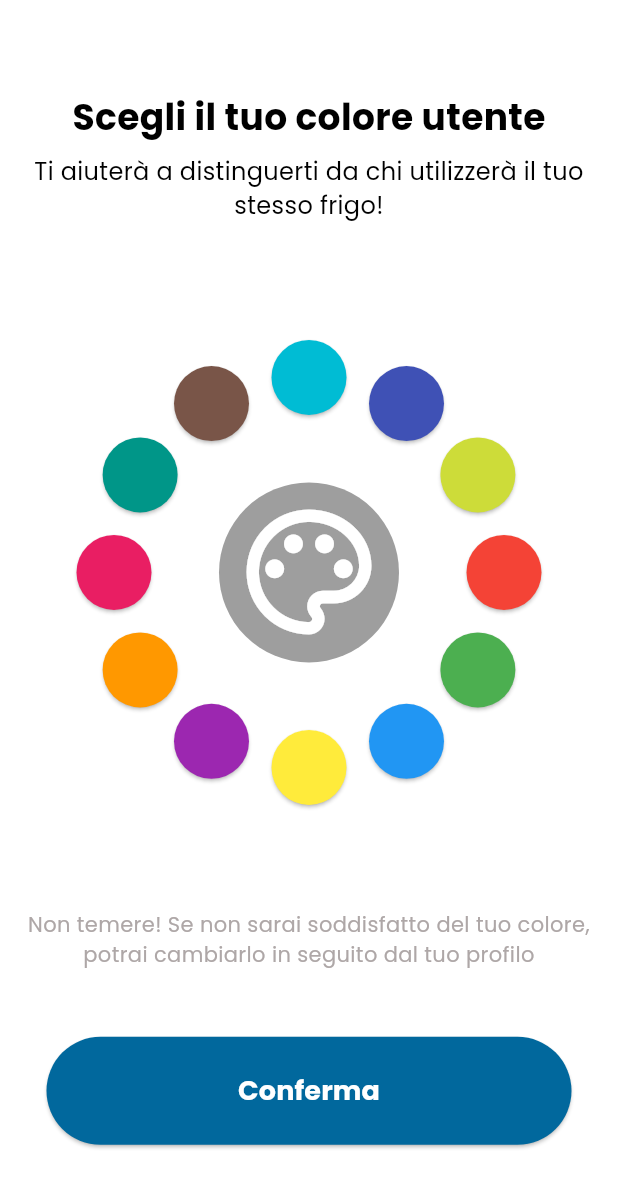
After one commit to Twdrfll/food_storage_ceo, a Flutter app: the FirstColorPicker screen opened by its route, on a phone screen of 412 x 824 dp. The commit adds this screen. Shown: the top 1188 px of the screen. Run offline on Flutter 3.47's test engine with Material 3 defaults, Android fonts, the phone set to English and light mode, and no system bars; our stand-ins replace flutter_colorpicker, google_fonts, shared_preferences, socket_io_client, table_calendar; missing offline and left inert: dart_mysql, fast_barcode_scanner; accounts and stored records are empty; network calls fail.

Commit message:
Exam Candidate 2
Risolti bug minori. Aggiunta schermata di selezione colore alla registrazione. Cambio nome dell'app e inserimento icona ufficiale.

```diff
--- a/lib/main.dart
+++ b/lib/main.dart
@@ -8,6 +8,7 @@ import 'screen/color_picker.dart';
 import 'screen/sort.dart';
 import 'fridge_state.dart';
 import 'screen/add_element.dart';
+import 'screen/first_color_picker.dart';
 import 'screen/scan_barcode.dart';
 import 'screen/dictionary_list.dart';
 import './fridge_event.dart';
@@ -44,6 +45,7 @@ class MyApp extends StatelessWidget {
             routes: {
               '/home': (context) => Home(),
               '/login': (context) => LoginAndSignup(),
+              '/first_color_picker': (context) => FirstColorPicker(),
               '/add_element': (context) => AddElement(),
               '/scan_barcode': (context) => ScanBarcode(),
             },
--- a/lib/screen/app_settings.dart
+++ b/lib/screen/app_settings.dart
@@ -103,7 +103,7 @@ class Settings extends StatelessWidget {
       FridgeChangeWidgetContainer( showErrorFridge: (BuildContext context) {
         ScaffoldMessenger.of(context).showSnackBar(
           SnackBar(
-            content: Text('Errore durante il cambio di dispensa'),
+            content: Text('Errore durante il cambio di frigo'),
             duration: const Duration(seconds: 2),
             backgroundColor: Theme.of(context).colorScheme.error,
             behavior: SnackBarBehavior.floating,
@@ -230,7 +230,7 @@ class _FridgeChangeWidgetState extends State<FridgeChangeWidget> {
       crossAxisAlignment: CrossAxisAlignment.center,
       children: [
         Text(
-            "La tua attuale dispensa è: " + local_fridge.user.fridgeID,
+            "Il tuo attuale frigo è: " + local_fridge.user.fridgeID,
         ),
         Padding(
           padding: const EdgeInsets.only(top: 8.0),
@@ -314,7 +314,7 @@ class _FridgeChangeWidgetState extends State<FridgeChangeWidget> {
                   ),
                 ),
                 child: Text(
-                    "Cambia dispensa",
+                    "Cambia frigo",
                     style: TextStyle(
                       fontSize: theme.textTheme.labelLarge!.fontSize,
                       fontWeight: theme.textTheme.labelLarge!.fontWeight,
@@ -343,7 +343,7 @@ class FridgeChangeWidgetContainer extends StatelessWidget {
         borderRadius: BorderRadius.circular(10.0),
       ),
       title: Text(
-        'Dispensa',
+        'Frigo',
         style: TextStyle(
           fontSize: Theme.of(context).textTheme.titleMedium!.fontSize,
           fontWeight: Theme.of(context).textTheme.titleMedium!.fontWeight,
@@ -387,6 +387,12 @@ class _NotificationSettingsWidgetState extends State<NotificationSettingsWidget>
         ),
       ),
       children: [
+        Text("placeholder",
+        style: TextStyle(
+            fontSize: theme.textTheme.labelSmall!.fontSize,
+            fontWeight: theme.textTheme.labelSmall!.fontWeight,
+          ),
+        ),
         // tre radio buttons, uno per ogni opzione di notifica
         ListTile(
           title: const Text('Consenti'),
@@ -458,6 +464,12 @@ class _CameraSettingsWidgetState extends State<CameraSettingsWidget> {
         ),
       ),
       children: [
+        Text("placeholder",
+          style: TextStyle(
+            fontSize: theme.textTheme.labelSmall!.fontSize,
+            fontWeight: theme.textTheme.labelSmall!.fontWeight,
+          ),
+        ),
         // tre radio buttons, uno per ogni opzione di notifica
         ListTile(
           title: const Text('Consenti l\'uso'),
--- a/lib/screen/color_picker.dart
+++ b/lib/screen/color_picker.dart
@@ -2,7 +2,6 @@ import 'package:flutter/material.dart';
 import 'package:provider/provider.dart';
 import './app_settings.dart';
 import 'package:flutter_colorpicker/flutter_colorpicker.dart';
-import '../fridge_state.dart';
 import '../fridge_state.dart';
 
 class ColorPickerScreen extends StatelessWidget {
--- /dev/null
+++ b/lib/screen/first_color_picker.dart
@@ -0,0 +1,351 @@
+import 'package:flutter/material.dart';
+import 'dart:math';
+import '../fridge_state.dart';
+import 'home.dart';
+
+class FirstColorPicker extends StatefulWidget {
+  const FirstColorPicker({Key? key}) : super(key: key);
+
+  @override
+  _FirstColorPickerState createState() => _FirstColorPickerState();
+}
+
+class _FirstColorPickerState extends State<FirstColorPicker> {
+
+  Color userColor = Colors.grey;
+  bool userColorSelected = false;
+
+  hexToColor(String code) {
+    return Color(int.parse(code.substring(1, 7), radix: 16) + 0xFF000000);
+  }
+
+  colorToHex(Color color) {
+    String hexColor = '#';
+    return hexColor + color.value.toRadixString(16).substring(2, 8);
+  }
+
+  Future<void> setFirstUserColor() async {
+    await LocalFridge().user.updateUserColor(colorToHex(userColor));
+    Navigator.pushReplacementNamed(context, '/home').then((value) {
+      LocalFridge().setupFridge();
+    });
+  }
+
+  @override initState() {
+    super.initState();
+  }
+
+  @override
+  Widget build(BuildContext context) {
+    ThemeData theme = Theme.of(context);
+    return Scaffold(
+      backgroundColor: Colors.white,
+      body: Padding(
+        padding: const EdgeInsets.all(16.0),
+        child: Column(
+          mainAxisAlignment: MainAxisAlignment.spaceEvenly,
+          children: [
+            Column(
+              children: [
+                Padding(
+                  padding: const EdgeInsets.only(bottom: 8.0),
+                  child: Text(
+                    'Scegli il tuo colore utente',
+                    style: TextStyle(
+                      fontSize: theme.textTheme.titleLarge!.fontSize,
+                      fontWeight: theme.textTheme.titleLarge!.fontWeight,
+                    ),
+                  ),
+                ),
+                Padding(
+                  padding: const EdgeInsets.only(bottom: 8.0),
+                  child: Text(
+                    'Ti aiuterà a distinguerti da chi utilizzerà il tuo stesso frigo!',
+                    textAlign: TextAlign.center,
+                    style: TextStyle(
+                      fontSize: theme.textTheme.labelMedium!.fontSize,
+                      fontWeight: theme.textTheme.labelMedium!.fontWeight,
+                    ),
+                  ),
+                ),
+              ],
+            ),
+            CircularWidget(
+              radius: 130.0,
+              centerWidget: Container(
+                width: 120.0,
+                height: 120.0,
+                decoration: BoxDecoration(
+                  shape: BoxShape.circle,
+                  color: userColor,
+                ),
+                child: Icon(
+                  Icons.color_lens_outlined,
+                  size: 100.0,
+                  color: Colors.white,
+                ),
+              ),
+              children: <Widget>[
+                CircleColor(
+                    color: Colors.red,
+                    actualColor: userColor,
+                    onPressed: (color) {
+                      setState(() {
+                        userColor = color;
+                        userColorSelected = true;
+                      });
+                    },
+                ),
+                CircleColor(
+                    color: Colors.green,
+                    actualColor: userColor,
+                    onPressed: (color) {
+                      setState(() {
+                        userColor = color;
+                        userColorSelected = true;
+                      });
+                    },
+                ),
+                CircleColor(
+                    color: Colors.blue,
+                    actualColor: userColor,
+                    onPressed: (color) {
+                      setState(() {
+                        userColor = color;
+                        userColorSelected = true;
+                      });
+                    },
+                ),
+                CircleColor(
+                    color: Colors.yellow,
+                    actualColor: userColor,
+                    onPressed: (color) {
+                      setState(() {
+                        userColor = color;
+                        userColorSelected = true;
+                      });
+                    },
+                ),
+                CircleColor(
+                    color: Colors.purple,
+                    actualColor: userColor,
+                    onPressed: (color) {
+                      setState(() {
+                        userColor = color;
+                        userColorSelected = true;
+                      });
+                    },
+                ),
+                CircleColor(
+                    color: Colors.orange,
+                    actualColor: userColor,
+                    onPressed: (color) {
+                      setState(() {
+                        userColor = color;
+                        userColorSelected = true;
+                      });
+                    },
+                ),
+                CircleColor(
+                    color: Colors.pink,
+                    actualColor: userColor,
+                    onPressed: (color) {
+                      setState(() {
+                        userColor = color;
+                        userColorSelected = true;
+                      });
+                    },
+                ),
+                CircleColor(
+                    color: Colors.teal,
+                    actualColor: userColor,
+                    onPressed: (color) {
+                      setState(() {
+                        userColor = color;
+                        userColorSelected = true;
+                      });
+                    },
+                ),
+                CircleColor(
+                    color: Colors.brown,
+                    actualColor: userColor,
+                    onPressed: (color) {
+                      setState(() {
+                        userColor = color;
+                        userColorSelected = true;
+                      });
+                    },
+                ),
+                CircleColor(
+                    color: Colors.cyan,
+                    actualColor: userColor,
+                    onPressed: (color) {
+                      setState(() {
+                        userColor = color;
+                        userColorSelected = true;
+                      });
+                    },
+                ),
+                CircleColor(
+                    color: Colors.indigo,
+                    actualColor: userColor,
+                    onPressed: (color) {
+                      setState(() {
+                        userColor = color;
+                        userColorSelected = true;
+                      });
+                    },
+                ),
+                CircleColor(
+                    color: Colors.lime,
+                    actualColor: userColor,
+                    onPressed: (color) {
+                      setState(() {
+                        userColor = color;
+                        userColorSelected = true;
+                      });
+                    },
+                ),
+              ],
+            ),
+            Text(
+              'Non temere! Se non sarai soddisfatto del tuo colore, potrai cambiarlo in seguito dal tuo profilo',
+              textAlign: TextAlign.center,
+              style: TextStyle(
+                fontSize: theme.textTheme.labelSmall!.fontSize,
+                fontWeight: theme.textTheme.labelSmall!.fontWeight,
+                color: theme.colorScheme.secondary,
+              ),
+            ),
+            ElevatedButton(
+              onPressed: () async {
+                if (userColorSelected) {
+                  await setFirstUserColor();
+                } else {
+                  ScaffoldMessenger.of(context).showSnackBar(
+                    SnackBar(
+                      content: Text('Scegli un colore o resterai tristemente grigio!'),
+                      duration: Duration(seconds: 2),
+                      backgroundColor: theme.colorScheme.error,
+                    ),
+                  );
+                }
+              },
+              style: ElevatedButton.styleFrom(
+                backgroundColor: theme.colorScheme.primary,
+                minimumSize: Size(350.0, 72.0),
+                shape: RoundedRectangleBorder(
+                  borderRadius: BorderRadius.circular(36.0),
+                ),
+              ),
+              child: Text(
+                'Conferma',
+                style: TextStyle(
+                  color: Colors.white,
+                  fontSize: 18.0,
+                  fontWeight: FontWeight.bold,
+                ),
+              ),
+            ),
+          ],
+        ),
+      ),
+    );
+  }
+}
+
+class CircleColor extends StatelessWidget {
+  final Color color;
+  final Function(Color) onPressed;
+  final Color actualColor;
+
+  const CircleColor({Key? key, required this.color, required this.actualColor, required this.onPressed}) : super(key: key);
+
+  CircleBorder circleBorderShaper() {
+    print(actualColor == color);
+    if (actualColor == color) {
+      return const CircleBorder(
+        side: BorderSide(
+          color: Colors.black,
+          width: 5.0,
+        ),
+      );
+    } else {
+      return CircleBorder();
+    }
+  }
+
+  Widget selectedColor() {
+    if (actualColor == color) {
+      return Container(
+        width: 50.0,
+        height: 50.0,
+        child: Align(
+          alignment: Alignment.center,
+          child: Icon(
+            Icons.check,
+            size: 30.0,
+            color: Colors.black,
+          ),
+        ),
+      );
+    } else {
+      return SizedBox();
+    }
+  }
+
+  @override
+  Widget build(BuildContext context) {
+    return Container(
+      width: 50.0,
+      height: 50.0,
+      child: ElevatedButton(
+        onPressed: () {
+          onPressed(color);
+        },
+        style: ElevatedButton.styleFrom(
+          padding: EdgeInsets.all(0.0),
+          shape: circleBorderShaper(),
+          backgroundColor: color,
+        ),
+        child: selectedColor(),
+      ),
+    );
+  }
+}
+
+class CircularWidget extends StatelessWidget {
+  final List<Widget> children;
+  final double radius;
+  final Widget centerWidget;
+
+  CircularWidget({
+    required this.children,
+    required this.radius,
+    required this.centerWidget,
+  });
+
+  @override
+  Widget build(BuildContext context) {
+    return Center(
+      child: Container(
+        width: radius * 2 + 100,
+        height: radius * 2 + 100,
+        child: Stack(
+          alignment: Alignment.center,
+          children: <Widget>[
+            for (int i = 0; i < children.length; i++)
+              Positioned(
+                left: radius * cos(2 * pi * (i / children.length)) +
+                    radius + 25, // Aggiustamento per centrare il cerchio
+                top: radius * sin(2 * pi * (i / children.length)) +
+                    radius + 25, // Aggiustamento per centrare il cerchio
+                child: children[i],
+              ),
+            centerWidget,
+          ],
+        ),
+      ),
+    );
+  }
+}
--- a/lib/screen/list_item.dart
+++ b/lib/screen/list_item.dart
@@ -168,10 +168,9 @@ class _FridgeItemsState extends State<FridgeItems> {
               itemBuilder: (context, index) {
                 return Dismissible(
                   behavior: HitTestBehavior.translucent,
-                  key: Key(local_fridge_elements[index].id.toString()),
+                  key: Key(local_fridge_elements[index].name + local_fridge_elements[index].expiration_date + local_fridge_elements[index].color),
                   onDismissed: (direction) async {
-                    await widget.local_fridge.removeElement(widget.local_fridge.fridge_elements[index]);
-                    setState(() {});
+                    widget.local_fridge.removeElement(widget.local_fridge.fridge_elements[index]).then((value) => setState(() {}));
                   },
                   background: Padding(
                     padding: const EdgeInsets.all(8.0),
--- a/lib/screen/login_signup.dart
+++ b/lib/screen/login_signup.dart
@@ -80,7 +80,7 @@ class _LoginAndSignupState extends State<LoginAndSignup> {
       if (await local_fridge.user.signup()) {
         await local_fridge.createFridgeAndDictionary();
         await local_fridge.user.saveLocalData();
-        Navigator.pushReplacementNamed(context, '/home');
+        Navigator.pushReplacementNamed(context, '/first_color_picker');
       } else {
         _showError(context);
       }
--- a/lib/screen/shopping_cart_dialog.dart
+++ b/lib/screen/shopping_cart_dialog.dart
@@ -182,14 +182,17 @@ class _ShoppingCartRecapState extends State<ShoppingCartRecap> {
           ),
           Padding(
             padding: const EdgeInsets.only(left:12.0, right: 12.0, top: 24.0, bottom: 24.0),
+            child: Padding(
+              padding: const EdgeInsets.only(left: 20.0, right: 20.0),
               child: Text(
-              'Conferma la tua lista della spesa',
+                'Conferma il tuo carrello della spesa',
                 textAlign: TextAlign.center,
                 maxLines: 2,
                 style: TextStyle(
                   fontSize: theme.textTheme.titleLarge!.fontSize,
                   fontWeight: theme.textTheme.titleLarge!.fontWeight,
                   color: theme.colorScheme.onPrimary,
+                ),
               ),
             ),
           ),
```
Also changed, not shown: 10 other files. Lines whose indentation alone changed are shown as unchanged.
